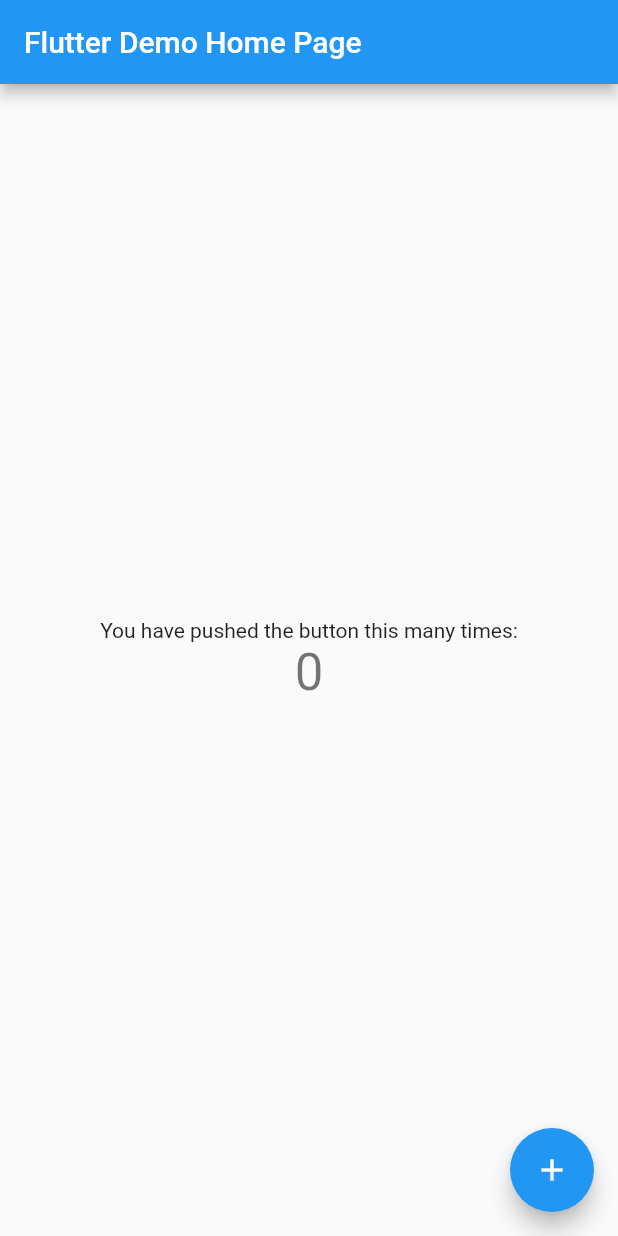
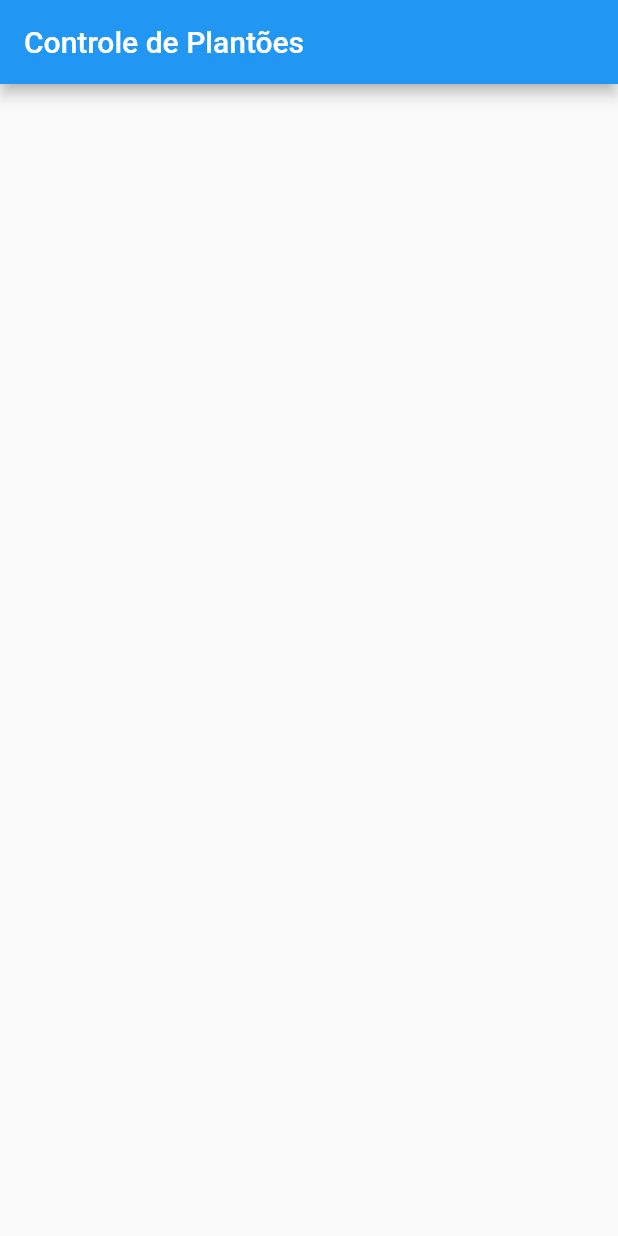
Before and after one commit to TarcizioDantas/controle-plantao, a Flutter app: the screen it shows after launch, on a phone screen of 412 x 824 dp. Run offline on Flutter 3.47's test engine with Material 2 defaults, Android fonts, the phone set to English and light mode, and no system bars.

Commit message:
criado arquivos dart

```diff
--- a/plantao_memori/lib/main.dart
+++ b/plantao_memori/lib/main.dart
@@ -1,115 +1,10 @@
 import 'package:flutter/material.dart';
+import 'package:plantao_memori/tela01.dart';
 
 void main() {
-  runApp(const MyApp());
+  runApp(
+    MaterialApp(
+        home: tela01(),
+    ),
+  );
 }
-
-class MyApp extends StatelessWidget {
-  const MyApp({Key? key}) : super(key: key);
-
-  // This widget is the root of your application.
-  @override
-  Widget build(BuildContext context) {
-    return MaterialApp(
-      title: 'Flutter Demo',
-      theme: ThemeData(
-        // This is the theme of your application.
-        //
-        // Try running your application with "flutter run". You'll see the
-        // application has a blue toolbar. Then, without quitting the app, try
-        // changing the primarySwatch below to Colors.green and then invoke
-        // "hot reload" (press "r" in the console where you ran "flutter run",
-        // or simply save your changes to "hot reload" in a Flutter IDE).
-        // Notice that the counter didn't reset back to zero; the application
-        // is not restarted.
-        primarySwatch: Colors.blue,
-      ),
-      home: const MyHomePage(title: 'Flutter Demo Home Page'),
-    );
-  }
-}
-
-class MyHomePage extends StatefulWidget {
-  const MyHomePage({Key? key, required this.title}) : super(key: key);
-
-  // This widget is the home page of your application. It is stateful, meaning
-  // that it has a State object (defined below) that contains fields that affect
-  // how it looks.
-
-  // This class is the configuration for the state. It holds the values (in this
-  // case the title) provided by the parent (in this case the App widget) and
-  // used by the build method of the State. Fields in a Widget subclass are
-  // always marked "final".
-
-  final String title;
-
-  @override
-  State<MyHomePage> createState() => _MyHomePageState();
-}
-
-class _MyHomePageState extends State<MyHomePage> {
-  int _counter = 0;
-
-  void _incrementCounter() {
-    setState(() {
-      // This call to setState tells the Flutter framework that something has
-      // changed in this State, which causes it to rerun the build method below
-      // so that the display can reflect the updated values. If we changed
-      // _counter without calling setState(), then the build method would not be
-      // called again, and so nothing would appear to happen.
-      _counter++;
-    });
-  }
-
-  @override
-  Widget build(BuildContext context) {
-    // This method is rerun every time setState is called, for instance as done
-    // by the _incrementCounter method above.
-    //
-    // The Flutter framework has been optimized to make rerunning build methods
-    // fast, so that you can just rebuild anything that needs updating rather
-    // than having to individually change instances of widgets.
-    return Scaffold(
-      appBar: AppBar(
-        // Here we take the value from the MyHomePage object that was created by
-        // the App.build method, and use it to set our appbar title.
-        title: Text(widget.title),
-      ),
-      body: Center(
-        // Center is a layout widget. It takes a single child and positions it
-        // in the middle of the parent.
-        child: Column(
-          // Column is also a layout widget. It takes a list of children and
-          // arranges them vertically. By default, it sizes itself to fit its
-          // children horizontally, and tries to be as tall as its parent.
-          //
-          // Invoke "debug painting" (press "p" in the console, choose the
-          // "Toggle Debug Paint" action from the Flutter Inspector in Android
-          // Studio, or the "Toggle Debug Paint" command in Visual Studio Code)
-          // to see the wireframe for each widget.
-          //
-          // Column has various properties to control how it sizes itself and
-          // how it positions its children. Here we use mainAxisAlignment to
-          // center the children vertically; the main axis here is the vertical
-          // axis because Columns are vertical (the cross axis would be
-          // horizontal).
-          mainAxisAlignment: MainAxisAlignment.center,
-          children: <Widget>[
-            const Text(
-              'You have pushed the button this many times:',
-            ),
-            Text(
-              '$_counter',
-              style: Theme.of(context).textTheme.headline4,
-            ),
-          ],
-        ),
-      ),
-      floatingActionButton: FloatingActionButton(
-        onPressed: _incrementCounter,
-        tooltip: 'Increment',
-        child: const Icon(Icons.add),
-      ), // This trailing comma makes auto-formatting nicer for build methods.
-    );
-  }
-}
--- /dev/null
+++ b/plantao_memori/lib/tela01.dart
@@ -0,0 +1,24 @@
+import 'package:flutter/material.dart';
+
+class tela01 extends StatefulWidget {
+  const tela01({ Key? key }) : super(key: key);
+
+  @override
+  _tela01State createState() => _tela01State();
+}
+
+class _tela01State extends State<tela01> {
+  @override
+  Widget build(BuildContext context) {
+    return Scaffold(
+      appBar: AppBar(
+        title: Text("Controle de Plantões"),
+      ),
+      body: Column(
+        children: [
+
+        ],
+      ),
+    );
+  }
+}
```
